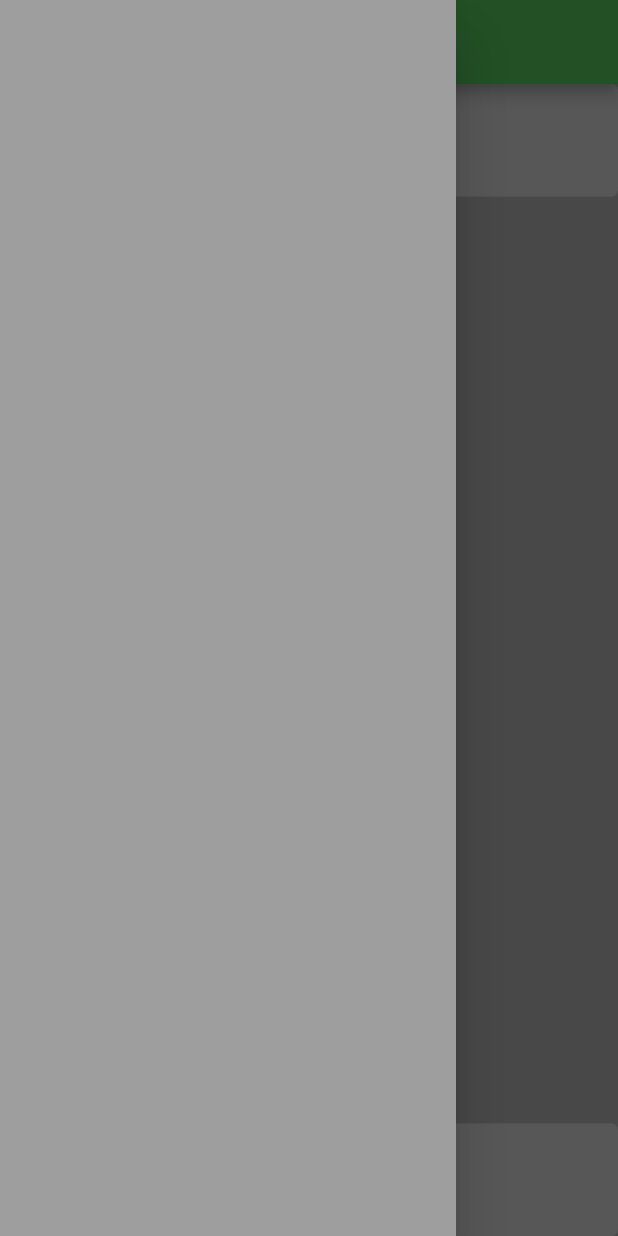
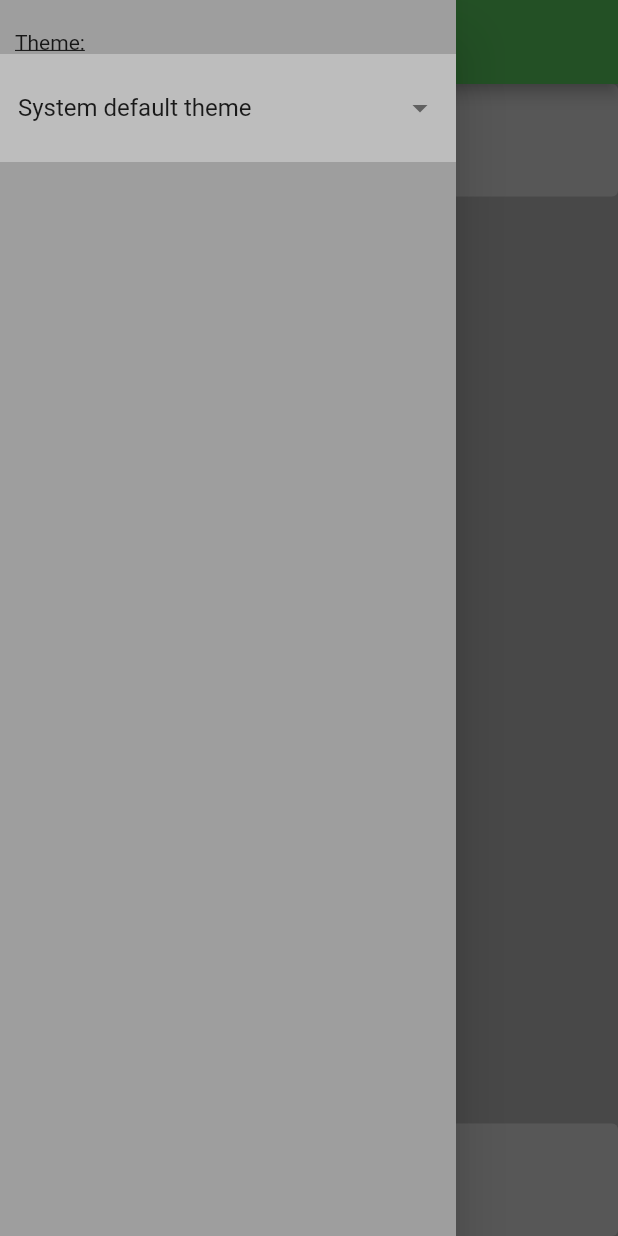
Before and after one commit to ishuley/hodlings, a Flutter app: the screen it shows after launch, with the side drawer open, on a phone screen of 412 x 824 dp. Run offline on Flutter 3.47's test engine with Material 2 defaults, Android fonts, the phone set to English and light mode, and no system bars; our stand-ins replace keyboard_dismisser; missing offline and left inert: coingecko_api, flutter_barcode_scanner, search_choices.

Commit message:
added ThemeChoice widget and refined asset cards

```diff
--- a/lib/add_new_asset_screen.dart
+++ b/lib/add_new_asset_screen.dart
@@ -858,6 +858,7 @@ class DataSourceDropdown extends StatelessWidget {
   final String currentDataSource;
   final List<String> dataSourceDropdownValues;
   final ValueChanged<String> dataSourceChangedCallback;
+
   const DataSourceDropdown({
     super.key,
     required this.currentDataSource,
@@ -867,9 +868,7 @@ class DataSourceDropdown extends StatelessWidget {
 
   @override
   Widget build(BuildContext context) {
-    return SizedBox(
-      width: 367,
-      child: Container(
+    return Container(
       padding: const EdgeInsets.fromLTRB(6, 0, 6, 0),
       decoration: BoxDecoration(color: Theme.of(context).primaryColor),
       child: Padding(
@@ -888,7 +887,6 @@ class DataSourceDropdown extends StatelessWidget {
             );
           }).toList(),
           isExpanded: true,
-          ),
         ),
       ),
     );
--- a/lib/asset_card.dart
+++ b/lib/asset_card.dart
@@ -1,6 +1,8 @@
+// ignore_for_file: depend_on_referenced_packages
+
 import 'package:flutter/material.dart';
-
 import 'asset.dart';
+import 'package:intl/intl.dart';
 
 /// This is the class that creates the cards that display the information about
 /// each user specified asset. vsTicker is passed in because tapping the
@@ -36,9 +38,10 @@ class AssetCard extends StatelessWidget {
                   Text(
                     asset.ticker,
                     style: TextStyle(
-                        fontWeight: FontWeight.bold,
-                        fontSize: 22,
-                        color: textColor),
+                      fontWeight: FontWeight.bold,
+                      fontSize: 22,
+                      color: textColor,
+                    ),
                   ),
                   Text(
                     asset.name,
@@ -54,7 +57,7 @@ class AssetCard extends StatelessWidget {
                     style: TextStyle(color: textColor),
                   ),
                   Text(
-                    asset.quantity.toStringAsFixed(2),
+                    NumberFormat.compact().format(asset.quantity),
                     style: TextStyle(color: textColor),
                   )
                 ],
@@ -66,7 +69,10 @@ class AssetCard extends StatelessWidget {
                     'Price (${vsTicker.toUpperCase()}):',
                     style: TextStyle(color: textColor),
                   ),
-                  Text(price.toStringAsFixed(2)),
+                  Text(
+                    NumberFormat('###,###,###,###,###.00', 'en_US')
+                        .format(price),
+                  ),
                 ],
               ),
               Column(
@@ -76,13 +82,18 @@ class AssetCard extends StatelessWidget {
                     textAlign: TextAlign.center,
                     'Total (${vsTicker.toUpperCase()}): ',
                     style: TextStyle(
-                        fontWeight: FontWeight.bold, color: textColor),
+                      fontWeight: FontWeight.bold,
+                      color: textColor,
+                    ),
                   ),
                   Text(
                     textAlign: TextAlign.center,
-                    totalValue.toStringAsFixed(2),
+                    NumberFormat('###,###,###,###,###.00', 'en_US')
+                        .format(totalValue),
                     style: TextStyle(
-                        fontWeight: FontWeight.bold, color: textColor),
+                      fontWeight: FontWeight.bold,
+                      color: textColor,
+                    ),
                   ),
                 ],
               ),
--- a/lib/main.dart
+++ b/lib/main.dart
@@ -2,7 +2,8 @@ import 'package:flutter/material.dart';
 import 'package:hodlings/themes.dart';
 import 'add_new_asset_screen.dart';
 import 'asset_card.dart';
-
+// ignore: depend_on_referenced_packages
+import 'package:intl/intl.dart';
 // TODO LIST:
 
 // 2) add progress indicator to onAcceptButtonPushed that ends when the card is
@@ -58,6 +59,7 @@ class _MainScreenState extends State<MainScreen> {
   double netWorth = 0;
   String vsTicker = 'USD';
   List<AssetCard> assetList = [];
+  String currentThemeChoice = 'System default theme';
 
   void onNetWorthButtonPressed() {
     setState(() {
@@ -88,6 +90,12 @@ class _MainScreenState extends State<MainScreen> {
     assetList.add(newAssetCard!);
   }
 
+  void onThemeChanged(String chosenTheme) {
+    setState(() {
+      currentThemeChoice = chosenTheme;
+    });
+  }
+
   @override
   Widget build(BuildContext context) {
     return Scaffold(
@@ -100,12 +108,16 @@ class _MainScreenState extends State<MainScreen> {
         centerTitle: true,
         iconTheme: Theme.of(context).appBarTheme.iconTheme,
       ),
-      drawer: const DrawerMenu(),
+      drawer: DrawerMenu(
+        currentThemeChoice: currentThemeChoice,
+        onThemeChangedCallback: onThemeChanged,
+      ),
       body: Center(
         child: Column(
           children: [
             NetWorthButton(
-              netWorth: netWorth.toStringAsFixed(2),
+              netWorth: NumberFormat('###,###,###,###,###,###', 'en_US')
+                  .format(netWorth),
               vsTicker: vsTicker,
               onNetWorthClickCallback: onNetWorthButtonPressed,
             ),
@@ -125,14 +137,71 @@ class _MainScreenState extends State<MainScreen> {
 }
 
 class DrawerMenu extends StatelessWidget {
-  const DrawerMenu({super.key});
+  final ValueChanged<String> onThemeChangedCallback;
+  final String currentThemeChoice;
+  const DrawerMenu({
+    super.key,
+    required this.onThemeChangedCallback,
+    required this.currentThemeChoice,
+  });
 
   @override
   Widget build(BuildContext context) {
     return Drawer(
       backgroundColor: Theme.of(context).scaffoldBackgroundColor,
       child: ListView(
-        children: const [],
+        children: [
+          const Padding(
+            padding: EdgeInsets.fromLTRB(10, 20, 0, 0),
+            child: Text(
+              'Theme:',
+              style: TextStyle(decoration: TextDecoration.underline),
+            ),
+          ),
+          Expanded(
+            child: ThemeChoiceDropdown(
+              onThemeChangedCallback: onThemeChangedCallback,
+              currentThemeChoice: currentThemeChoice,
+            ),
+          ),
+        ],
+      ),
+    );
+  }
+}
+
+class ThemeChoiceDropdown extends StatelessWidget {
+  final ValueChanged<String> onThemeChangedCallback;
+  final String currentThemeChoice;
+
+  const ThemeChoiceDropdown({
+    super.key,
+    required this.onThemeChangedCallback,
+    required this.currentThemeChoice,
+  });
+
+  @override
+  Widget build(BuildContext context) {
+    return Container(
+      padding: const EdgeInsets.all(6),
+      decoration: BoxDecoration(color: Theme.of(context).primaryColor),
+      child: Padding(
+        padding: const EdgeInsets.all(6.0),
+        child: DropdownButton<String>(
+          isExpanded: true,
+          dropdownColor: Theme.of(context).primaryColor,
+          onChanged: ((String? selectedTheme) {
+            onThemeChangedCallback(selectedTheme!);
+          }),
+          value: currentThemeChoice,
+          items: const ['System default theme', 'Dark theme', 'Light theme']
+              .map<DropdownMenuItem<String>>((String value) {
+            return DropdownMenuItem<String>(
+              value: value,
+              child: Text(value),
+            );
+          }).toList(),
+        ),
       ),
     );
   }
--- a/pubspec.yaml
+++ b/pubspec.yaml
@@ -38,6 +38,7 @@ dependencies:
   coingecko_api: ^1.1.0+2
   path_provider: ^2.0.11
   test: ^1.22.1
+  intl: ^0.17.0
 
   # The following adds the Cupertino Icons font to your application.
   # Use with the CupertinoIcons class for iOS style icons.
```
Also changed, not shown: pubspec.lock. Lines whose indentation alone changed are shown as unchanged.
